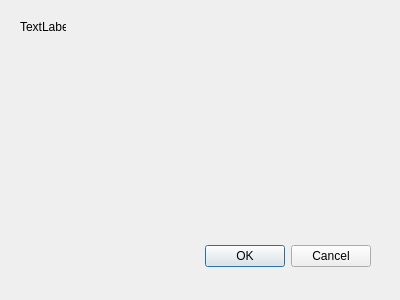
First picture: the form in PROJECT_KART/messagedialog.ui, repository merovigiam/PRJ_KART, before the edit.
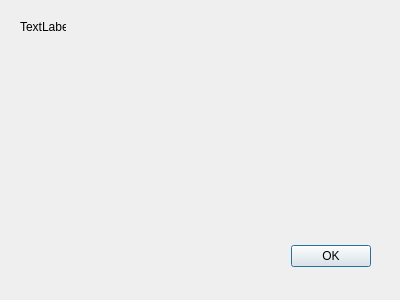
Second picture: the form after the edit.

```diff
--- a/PROJECT_KART/messagedialog.ui
+++ b/PROJECT_KART/messagedialog.ui
@@ -26,7 +26,7 @@
     <enum>Qt::Horizontal</enum>
    </property>
    <property name="standardButtons">
-    <set>QDialogButtonBox::Cancel|QDialogButtonBox::Ok</set>
+    <set>QDialogButtonBox::Ok</set>
    </property>
   </widget>
   <widget class="QLabel" name="label">
```
